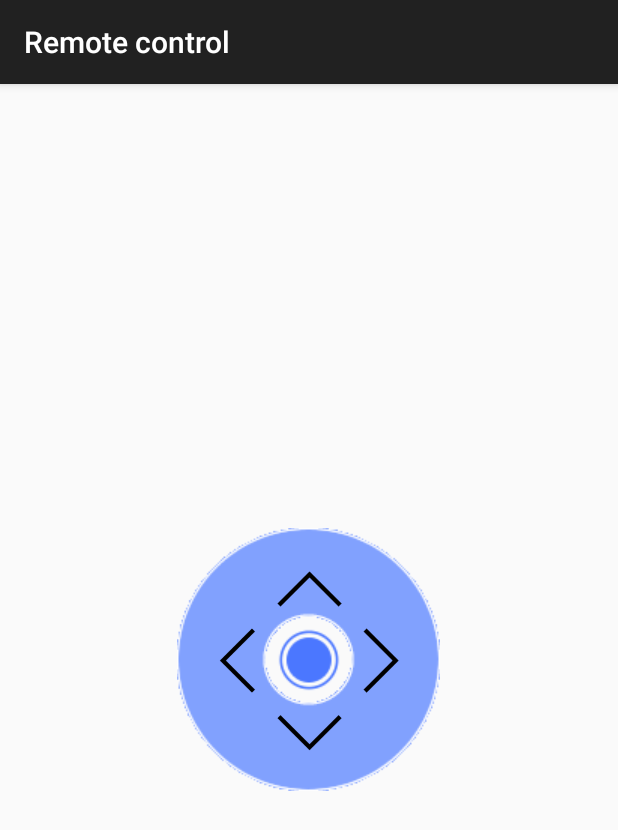
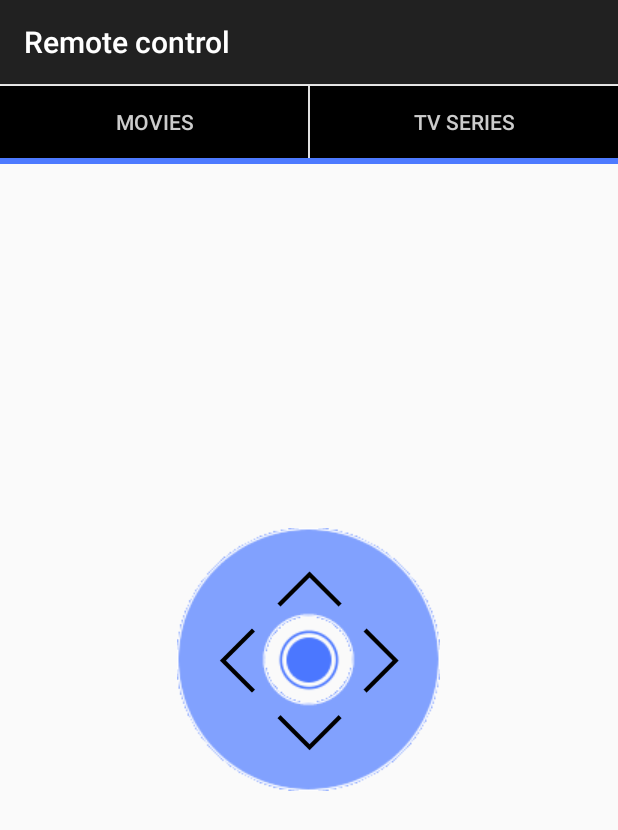
Before and after one commit to Urucas/popcorntime-remote-control, an Android app: the fragment ControlFragment shown on its own in the app's theme, on a phone screen of 412 x 824 dp. Shown: the top 830 px of the screen. Run offline under Robolectric (Android 15) with nearby library versions, the light colour scheme and no system bars; libraries missing offline, so code that uses them is left out: com.jeremyfeinstein.slidingmenu.

Commit message:
add movies, tv series tab buttons

```diff
--- a/app/src/main/java/com/urucas/popcorntimerc/fragments/ControlFragment.java
+++ b/app/src/main/java/com/urucas/popcorntimerc/fragments/ControlFragment.java
@@ -5,6 +5,7 @@ import android.os.Bundle;
 import android.view.LayoutInflater;
 import android.view.View;
 import android.view.ViewGroup;
+import android.widget.Button;
 import android.widget.ImageButton;
 
 import com.urucas.popcorntimerc.R;
@@ -21,6 +22,8 @@ public class ControlFragment extends android.support.v4.app.Fragment {
     private ImageButton upBtt;
     private ImageButton downBtt;
     private ImageButton enterBtt;
+    private Button moviesBtt;
+    private Button seriesBtt;
 
     @Override
     public View onCreateView(LayoutInflater inflater, ViewGroup container,
@@ -35,6 +38,9 @@ public class ControlFragment extends android.support.v4.app.Fragment {
         upBtt = (ImageButton) view.findViewById(R.id.upBtt);
         downBtt = (ImageButton) view.findViewById(R.id.downBtt);
         enterBtt = (ImageButton) view.findViewById(R.id.enterBtt);
+
+        moviesBtt = (Button) view.findViewById(R.id.showMoviesBtt);
+        seriesBtt = (Button) view.findViewById(R.id.showSeriesBtt);
 
         leftBtt.setOnClickListener(new View.OnClickListener() {
             @Override
@@ -71,6 +77,20 @@ public class ControlFragment extends android.support.v4.app.Fragment {
             }
         });
 
+        moviesBtt.setOnClickListener(new View.OnClickListener() {
+            @Override
+            public void onClick(View v) {
+                SplashActivity.getRemoteControl().showMoviesList();
+            }
+        });
+
+        seriesBtt.setOnClickListener(new View.OnClickListener() {
+            @Override
+            public void onClick(View v) {
+                SplashActivity.getRemoteControl().showSeriesList();
+            }
+        });
+
         return view;
     }
 }
--- a/app/src/main/java/com/urucas/popcorntimerc/socket/RemoteControl.java
+++ b/app/src/main/java/com/urucas/popcorntimerc/socket/RemoteControl.java
@@ -59,6 +59,9 @@ public class RemoteControl {
     }
 
     private static int requestID = 1;
+
+
+
     private class JSONRPCTask extends AsyncTask<String, String, JSONRPC2Response> {
 
         private Map<String, Object> params;
@@ -220,6 +223,14 @@ public class RemoteControl {
         this.emit("enter");
     }
 
+    public void showMoviesList() {
+        this.emit("movieslist");
+    }
+
+    public void showSeriesList() {
+        this.emit("showslist");
+    }
+
     public void startStreaming() {
         this.emit("start streaming");
     }
--- a/app/src/main/res/layout/fragment_control.xml
+++ b/app/src/main/res/layout/fragment_control.xml
@@ -2,6 +2,76 @@
 <RelativeLayout xmlns:android="http://schemas.android.com/apk/res/android"
     android:layout_width="match_parent"
     android:layout_height="match_parent">
+
+    <View
+        android:layout_width="fill_parent"
+        android:layout_height="1dp"
+        android:id="@+id/dividerTop">
+
+        </View>
+
+    <LinearLayout
+        android:layout_width="fill_parent"
+        android:layout_height="wrap_content"
+        android:orientation="horizontal"
+        android:layout_below="@+id/tabs"
+        android:weightSum="1">
+
+        <View
+            android:layout_width="0dp"
+            android:layout_weight="0.5"
+            android:layout_height="4dp"
+            android:background="#4D7AFF"
+        />
+
+        <View
+            android:layout_width="0dp"
+            android:layout_weight="0.5"
+            android:layout_height="4dp"
+            android:background="#4D7AFF"
+        />
+
+    </LinearLayout>
+
+    <LinearLayout
+        android:layout_width="fill_parent"
+        android:layout_height="wrap_content"
+        android:orientation="horizontal"
+        android:id="@+id/tabs"
+        android:layout_below="@+id/dividerTop"
+        android:weightSum="1">
+
+        <Button
+            android:layout_width="0dp"
+            android:layout_weight="0.5"
+            android:layout_height="wrap_content"
+            android:text="@string/movies"
+            android:layout_margin="0dp"
+            android:padding="0dp"
+            android:textColor="#ccc"
+            android:background="#000"
+            android:id="@+id/showMoviesBtt"
+            />
+
+        <View
+            android:layout_width="1dp"
+            android:layout_height="0dp"
+            ></View>
+
+        <Button
+            android:layout_width="0dp"
+            android:layout_weight="0.50"
+            android:layout_height="wrap_content"
+            android:text="@string/tvseries"
+            android:layout_margin="0dp"
+            android:padding="0dp"
+            android:textColor="#ccc"
+            android:background="#000"
+            android:id="@+id/showSeriesBtt"
+            />
+
+    </LinearLayout>
+
 
     <ImageView
         android:layout_width="wrap_content"
--- a/app/src/main/res/values/strings.xml
+++ b/app/src/main/res/values/strings.xml
@@ -18,5 +18,7 @@
     <string name="ptpass">HTTP API Password</string>
 
     <string name="connect">Connect</string>
+    <string name="movies">Movies</string>
+    <string name="tvseries">TV Series</string>
 
 </resources>
```
